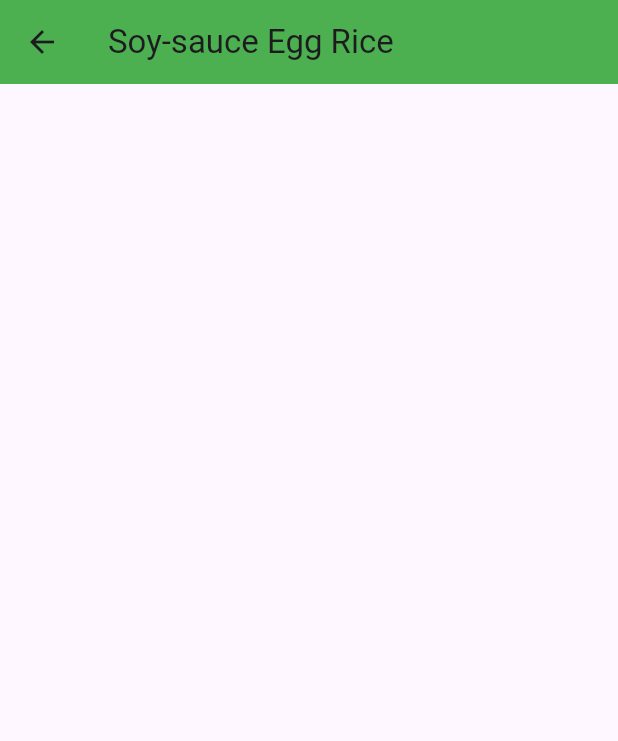
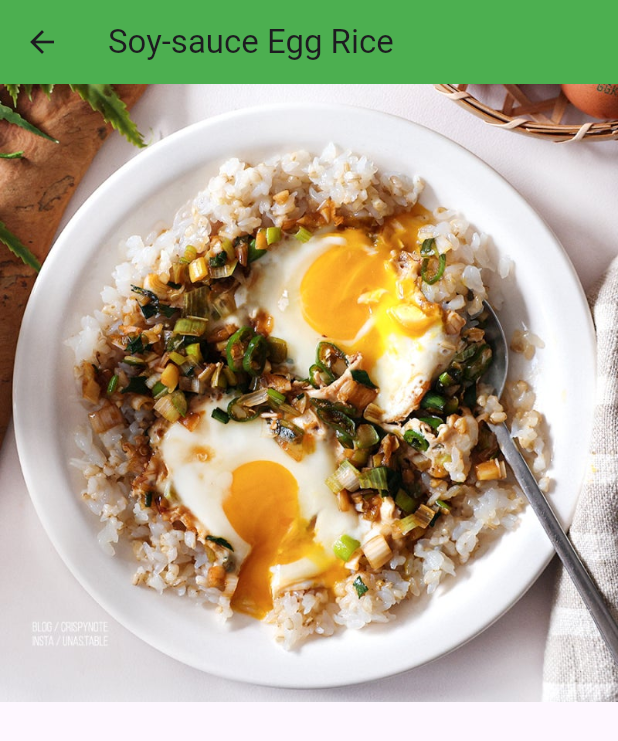
Before and after one commit to SunwooDua/Project1, a Flutter app: the screen it shows after launch, after a tap on "Soy-sauce Egg Rice", on a phone screen of 412 x 824 dp. Shown: the top 741 px of the screen. Run offline on Flutter 3.47's test engine with Material 3 defaults, Android fonts, the phone set to English and light mode, and no system bars; our stand-ins replace sqflite, sqflite_common_ffi; accounts and stored records are empty.

Commit message:
added image and created asset folder and made change needed

```diff
--- a/lib/database_helper.dart
+++ b/lib/database_helper.dart
@@ -14,6 +14,7 @@ class DatabaseHelper {
   final String columnIngredients = 'ingredients';
   final String columnInstructions = 'instruction';
   final String columnTypes = 'type';
+  final String columImages = 'image';
 
   // create private constructor for Database
   DatabaseHelper._constructor();
@@ -40,7 +41,8 @@ class DatabaseHelper {
           $columnName TEXT NOT NULL,
           $columnIngredients TEXT,
           $columnInstructions TEXT,
-          $columnTypes TEXT
+          $columnTypes TEXT,
+          $columImages TEXT
 
         )
         ''');
--- a/lib/recipe.dart
+++ b/lib/recipe.dart
@@ -26,7 +26,9 @@ class _RecipeScreenState extends State<RecipeScreen> {
         ), // use widget to get recipe from RecipeScreen above
         backgroundColor: Colors.green,
       ),
-      body: Column(),
+      body: Column(
+        children: [Image(image: AssetImage(widget.recipe['image']))],
+      ),
     );
   }
 }
--- a/lib/recipedata.dart
+++ b/lib/recipedata.dart
@@ -13,6 +13,7 @@ List<Map<String, dynamic>> recipes = [
         'prepare rice (steam), prepare fried eggs, prepare spoon of soy sauce and ssame oil, mix them all and enjoy!',
     'type':
         'vegan & gluten-free', // need to be string in order to be used in sql database
+    'image': 'assets/soy.jpg',
   },
   {
     'name': 'Gochujang Egg Rice',
@@ -22,5 +23,6 @@ List<Map<String, dynamic>> recipes = [
         'prepare rice (steam), prepare fried eggs, prepare spoon of gochujang sauce and ssame oil, mix them all and enjoy!',
     'type':
         'vegetarian', // need to be string in order to be used in sql database
+    'image': 'assets/gochujang.jpg',
   },
 ];
--- a/pubspec.yaml
+++ b/pubspec.yaml
@@ -62,9 +62,9 @@ flutter:
   uses-material-design: true
 
   # To add assets to your application, add an assets section, like this:
-  # assets:
-  #   - images/a_dot_burr.jpeg
-  #   - images/a_dot_ham.jpeg
+  assets:
+    - assets/soy.jpg
+    - assets/gochujang.jpg
 
   # An image asset can refer to one or more resolution-specific "variants", see
   # https://flutter.dev/to/resolution-aware-images
```
Also changed, not shown: assets/gochujang.jpg (added), assets/soy.jpg (added).
